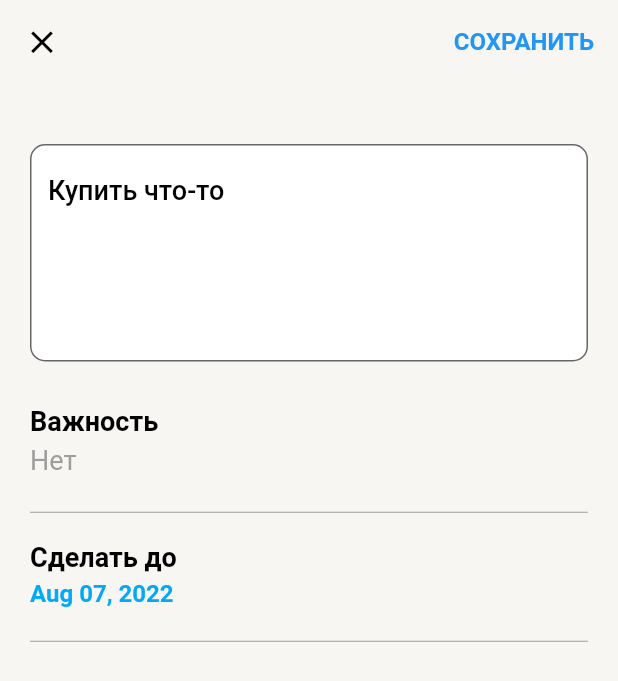
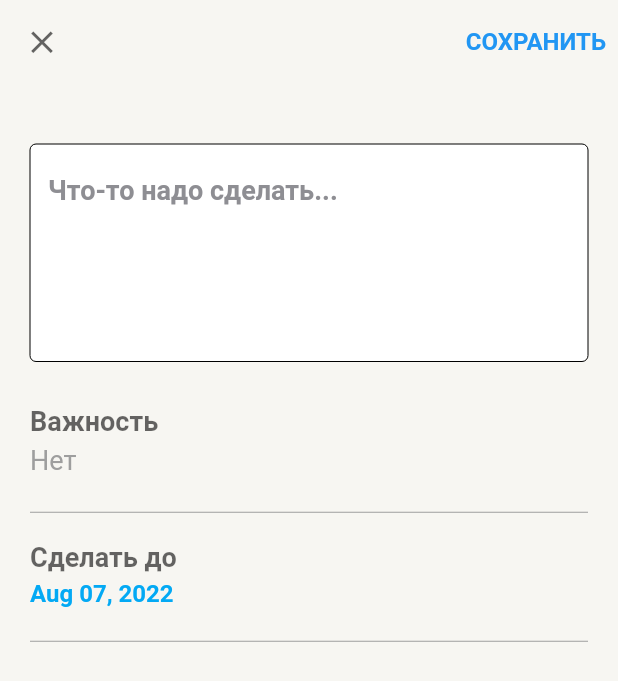
Before and after one commit to tauptaup/todo, a Flutter app: the AddNoteScreen screen opened directly, on a phone screen of 412 x 824 dp. Shown: the top 681 px of the screen. Run offline on Flutter 3.47's test engine with Material 2 defaults, Android fonts, the phone set to English and light mode, and no system bars; our stand-ins replace flutter_slidable, sqflite; accounts and stored records are empty.

Commit message:
Update add_note_screen.dart

```diff
--- a/lib/screens/add_note_screen.dart
+++ b/lib/screens/add_note_screen.dart
@@ -1,6 +1,6 @@
-import 'package:flutter/cupertino.dart';
 import 'package:flutter/material.dart';
 import 'package:intl/intl.dart';
+import 'package:zxc/colors/app_colors.dart';
 import '/database/database.dart';
 import '/models/note_model.dart';
 import '/screens/home_screen.dart';
@@ -24,7 +24,7 @@ class _AddNoteScreenState extends State<AddNoteScreen> {
   String btnText = 'Add Note';
   String titleText = 'todo';
 
-  TextEditingController _dateController = TextEditingController();
+  final TextEditingController _dateController = TextEditingController();
   final DateFormat _dateFormatter = DateFormat('MMM dd, yyyy');
   final List<String> _priorities = ['Нет', 'Низкий', 'Высокии'];
 
@@ -121,7 +121,6 @@ class _AddNoteScreenState extends State<AddNoteScreen> {
     return Scaffold(
       appBar: AppBar(
         elevation: 0,
-        backgroundColor: Theme.of(context).canvasColor,
         leading: GestureDetector(
           onTap: () {
             Navigator.pop(context);
@@ -129,19 +128,22 @@ class _AddNoteScreenState extends State<AddNoteScreen> {
           child: Icon(
             Icons.clear,
             size: 25.0,
-            color: Colors.black,
+            color: Theme.of(context).hintColor,
           ),
         ),
         actions: [
-          RaisedButton(
-              color: Theme.of(context).canvasColor,
-              elevation: 0,
-              onPressed: _submit,
-              child: Text('CОХРАНИТЬ',
-                  style: TextStyle(
-                      fontSize: 16,
-                      color: Colors.blue,
-                      fontWeight: FontWeight.bold)))
+          TextButton(
+            onPressed: _submit,
+            child: Text(
+              'CОХРАНИТЬ',
+              textAlign: TextAlign.left,
+              style: TextStyle(
+                fontSize: 16,
+                color: Colors.blue,
+                fontWeight: FontWeight.bold,
+              ),
+            ),
+          ),
         ],
       ),
       body: GestureDetector(
@@ -149,44 +151,44 @@ class _AddNoteScreenState extends State<AddNoteScreen> {
         child: SingleChildScrollView(
           child: SafeArea(
             child: Container(
-              padding: EdgeInsets.symmetric(
+              padding: const EdgeInsets.symmetric(
                 horizontal: 20.0,
                 vertical: 10.0,
               ),
               child: Column(
                 crossAxisAlignment: CrossAxisAlignment.start,
                 children: [
-                  SizedBox(height: 20),
+                  const SizedBox(height: 20),
                   Form(
                     key: _formKey,
                     child: Column(
                       children: [
                         Padding(
-                          padding: EdgeInsets.symmetric(
+                          padding: const EdgeInsets.symmetric(
                             vertical: 10.0,
                           ),
                           child: TextFormField(
                             maxLines: null,
                             minLines: 5,
                             keyboardType: TextInputType.multiline,
-                            style: TextStyle(
+                            style: const TextStyle(
                               fontSize: 18.0,
                             ),
                             decoration: InputDecoration(
-                              // contentPadding:
-                              //     EdgeInsets.fromLTRB(10, 10, 10, 100),
-                              hintText: 'Купить что-то',
+                              enabledBorder: OutlineInputBorder(
+                                  borderSide: new BorderSide(width: 0)),
+                              hintText: 'Что-то надо сделать...',
                               hintStyle: TextStyle(
-                                  color: Colors.black,
-                                  fontWeight: FontWeight.w500),
-                              labelStyle: TextStyle(
+                                color: Theme.of(context).cardColor,
+                              ),
+                              labelStyle: const TextStyle(
                                 fontSize: 18.0,
                                 color: Colors.black54,
                               ),
                               filled: true,
-                              fillColor: Colors.white,
+                              fillColor: Theme.of(context).accentColor,
                               border: OutlineInputBorder(
-                                borderRadius: BorderRadius.circular(10.0),
+                                borderRadius: BorderRadius.circular(15.0),
                               ),
                             ),
                             validator: (input) => input!.trim().isEmpty
@@ -197,7 +199,7 @@ class _AddNoteScreenState extends State<AddNoteScreen> {
                           ),
                         ),
                         Padding(
-                          padding: EdgeInsets.symmetric(vertical: 10.0),
+                          padding: const EdgeInsets.symmetric(vertical: 10.0),
                           child: DropdownButtonFormField(
                             isDense: true,
                             iconSize: 0,
@@ -206,21 +208,19 @@ class _AddNoteScreenState extends State<AddNoteScreen> {
                                 value: priority,
                                 child: Text(
                                   priority,
-                                  style: TextStyle(
+                                  style: const TextStyle(
                                     color: Colors.grey,
                                     fontSize: 18.0,
                                   ),
                                 ),
                               );
                             }).toList(),
-                            style: TextStyle(fontSize: 16.0),
-                            decoration: InputDecoration(
+                            style: const TextStyle(fontSize: 16.0),
+                            decoration: const InputDecoration(
                               border: InputBorder.none,
                               labelText: 'Важность',
                               labelStyle: TextStyle(
-                                  fontSize: 24,
-                                  color: Colors.black,
-                                  fontWeight: FontWeight.bold),
+                                  fontSize: 24, fontWeight: FontWeight.bold),
                             ),
                             validator: (input) => _priority == null
                                 ? 'Please select a priority level'
@@ -233,45 +233,40 @@ class _AddNoteScreenState extends State<AddNoteScreen> {
                             value: _priority,
                           ),
                         ),
-                        Divider(height: 1, color: Colors.grey),
+                        const Divider(height: 1, color: Colors.grey),
                         Padding(
-                          padding: EdgeInsets.symmetric(
+                          padding: const EdgeInsets.symmetric(
                             vertical: 10.0,
                           ),
                           child: TextFormField(
                             readOnly: true,
                             controller: _dateController,
                             onTap: _handleDatePicker,
-                            style: TextStyle(
+                            style: const TextStyle(
                                 fontSize: 16.0, color: Colors.lightBlue),
-                            decoration: InputDecoration(
+                            decoration: const InputDecoration(
                               labelText: 'Сделать до',
                               labelStyle: TextStyle(
                                 fontSize: 24.0,
                                 fontWeight: FontWeight.bold,
-                                color: Colors.black,
                               ),
                               border: InputBorder.none,
                             ),
                           ),
                         ),
-                        Divider(height: 1, color: Colors.grey),
-                        SizedBox(height: 15),
+                        const Divider(height: 1, color: Colors.grey),
+                        const SizedBox(height: 15),
                         widget.note != null
                             ? Container(
                                 alignment: Alignment.centerLeft,
-                                child: ElevatedButton.icon(
-                                  style: ElevatedButton.styleFrom(
-                                      padding: EdgeInsets.zero,
-                                      primary: Theme.of(context).canvasColor,
-                                      elevation: 0),
-                                  icon: Icon(
+                                child: TextButton.icon(
+                                  onPressed: delete,
+                                  icon: const Icon(
                                     Icons.delete,
-                                    color: Color(0xFFFF3B30),
                                     size: 25,
+                                    color: AppColors.mainRed,
                                   ),
-                                  onPressed: delete,
-                                  label: Text(
+                                  label: const Text(
                                     'Удалить',
                                     style: TextStyle(
                                       fontSize: 20.0,
@@ -280,7 +275,7 @@ class _AddNoteScreenState extends State<AddNoteScreen> {
                                   ),
                                 ),
                               )
-                            : SizedBox.shrink(),
+                            : const SizedBox.shrink(),
                       ],
                     ),
                   )
```
